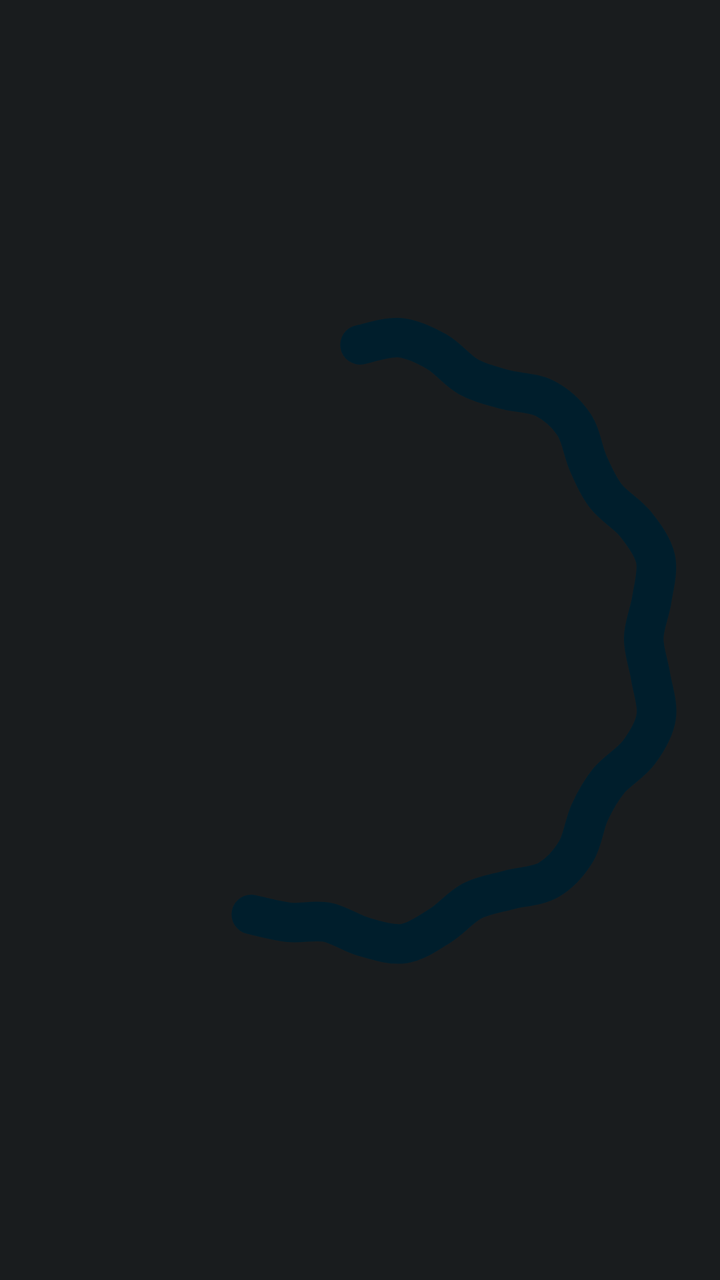
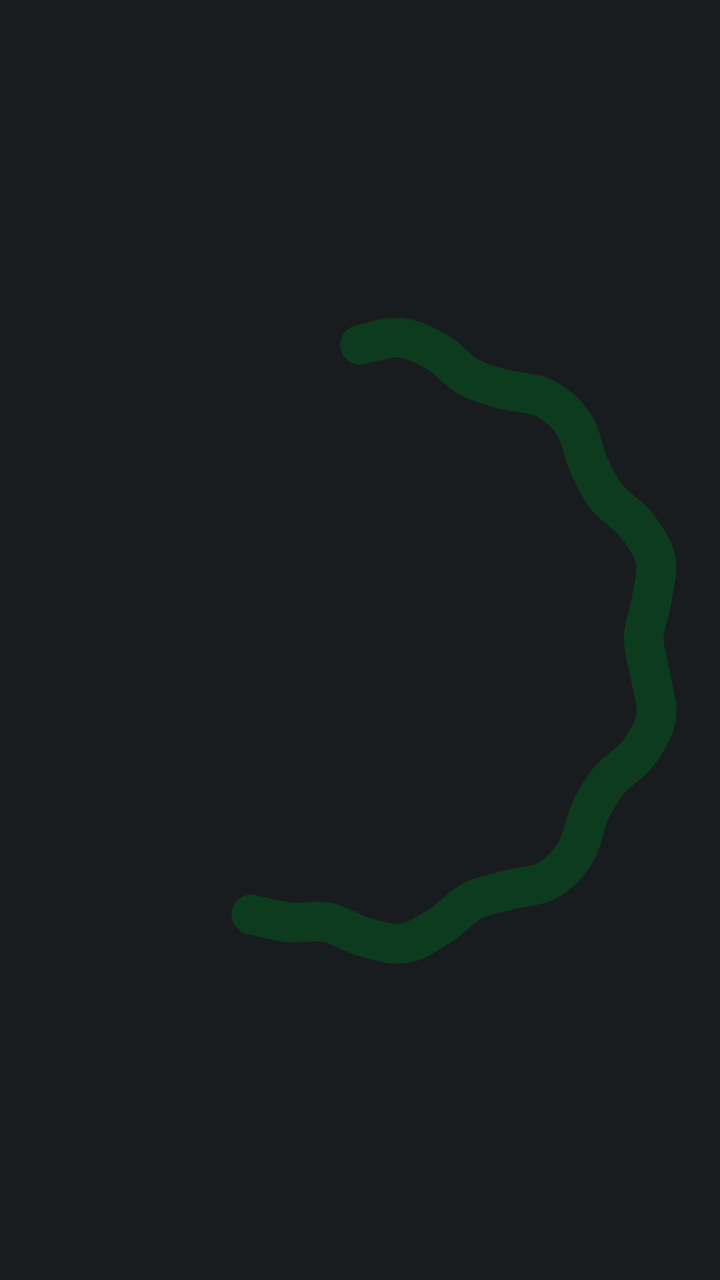

Before-and-after screenshots of an Android layout around one commit, followed by the original layout XML and the change that was made.
<!-- AndroidManifest.xml: application theme AppTheme -->
<!-- res/layout/wave_56.xml -->
<?xml version="1.0" encoding="utf-8"?>
<ProgressBar xmlns:android="http://schemas.android.com/apk/res/android"
    android:id="@+id/wave"
    android:layout_width="120dp"
    android:layout_height="120dp"
    android:layout_gravity="center"
    android:indeterminate="true"
    android:indeterminateBehavior="repeat"
    android:indeterminateDuration="1600"
    android:indeterminateDrawable="@drawable/charge_wave_56"
    android:indeterminateTint="@color/g_on_primary_c"
    android:indeterminateTintMode="src_in" />
<!-- resources referenced by this layout -->
<resources>
  <color name="g_on_primary_c">@android:color/system_accent1_900</color>
  <!-- drawable charge_wave_56: vector/xml drawable (drawable, 42375 chars, omitted) -->
  <style name="AppTheme" parent="@android:style/Theme.DeviceDefault.NoActionBar">
          <item name="android:windowBackground">@color/ui_bg</item>
          <item name="android:statusBarColor">@android:color/transparent</item>
          <item name="android:navigationBarColor">@android:color/transparent</item>
          <item name="android:windowLightStatusBar">false</item>
          <item name="android:windowLightNavigationBar">false</item>
      </style>
  <color name="ui_bg">@android:color/system_neutral1_900</color>
</resources>

<!-- the commit's change to res/layout/wave_56.xml (unified diff, before → after) -->
@@ -8,5 +8,5 @@
     android:indeterminateBehavior="repeat"
     android:indeterminateDuration="1600"
     android:indeterminateDrawable="@drawable/charge_wave_56"
-    android:indeterminateTint="@color/g_on_primary_c"
+    android:indeterminateTint="@color/g_on_charge"
     android:indeterminateTintMode="src_in" />
<!-- resource entries referenced after the edit -->
@@ -1,6 +1,6 @@
 <!-- resources referenced by this layout -->
 <resources>
-  <color name="g_on_primary_c">@android:color/system_accent1_900</color>
+  <color name="g_on_charge">#FF0C3B1E</color>
   <!-- drawable charge_wave_56: vector/xml drawable (drawable, 42375 chars, omitted) -->
   <style name="AppTheme" parent="@android:style/Theme.DeviceDefault.NoActionBar">
           <item name="android:windowBackground">@color/ui_bg</item>
